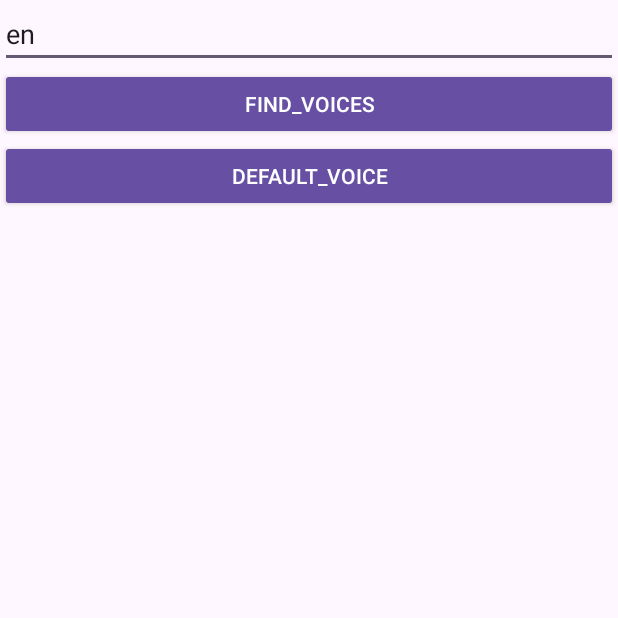
After one commit to victorSenia/dictionary-apk, an Android app: the VoiceSelectorActivity screen opened directly, with no data from a screen before it, on a phone screen of 412 x 824 dp, the top half of it. The commit adds this screen. Run offline under Robolectric (Android 15) with nearby library versions, the phone set to English and light mode, and no system bars.

Commit message:
added selection of voice

```diff
--- a/app/src/main/AndroidManifest.xml
+++ b/app/src/main/AndroidManifest.xml
@@ -13,6 +13,10 @@
             android:supportsRtl="true"
             android:theme="@style/Theme.DictionaryApk"
             tools:targetApi="31">
+        <activity
+                android:name=".activity.VoiceSelectorActivity"
+                android:exported="false"
+                android:label="@string/title_activity_voice_selector"/>
         <activity
                 android:name=".activity.ParseWordsSettingsActivity"
                 android:exported="false"
@@ -36,7 +40,6 @@
                 android:theme="@style/Theme.DictionaryApk">
             <intent-filter>
                 <action android:name="android.intent.action.MAIN"/>
-
                 <category android:name="android.intent.category.LAUNCHER"/>
             </intent-filter>
         </activity>
--- a/app/src/main/assets/parseWordsConfig.properties
+++ b/app/src/main/assets/parseWordsConfig.properties
@@ -1,7 +1,7 @@
 #Wed Feb 14 13:05:57 CET 2024
 org.leo.dictionary.config.entity.ParseWords.topicDelimiter=
-org.leo.dictionary.config.entity.ParseWords.languageFrom=de_DE
-org.leo.dictionary.config.entity.ParseWords.languageTo=en_GB
+org.leo.dictionary.config.entity.ParseWords.languageFrom=de
+org.leo.dictionary.config.entity.ParseWords.languageTo=en
 #org.leo.dictionary.config.entity.ParseWords.articles=die ;das ;der
 org.leo.dictionary.config.entity.ParseWords.articles=
 org.leo.dictionary.config.entity.ParseWords.additionalInformationDelimiter=;
--- a/app/src/main/java/org/leo/dictionary/apk/ApkModule.java
+++ b/app/src/main/java/org/leo/dictionary/apk/ApkModule.java
@@ -38,6 +38,8 @@ public class ApkModule {
     public static final String LAST_STATE_SOURCE = "org.leo.dictionary.apk.config.entity.LastState.source";
     public static final String LAST_STATE_URI = "org.leo.dictionary.apk.config.entity.LastState.uri";
     public static final String LAST_STATE_TOPIC = "org.leo.dictionary.apk.config.entity.LastState.topic";
+    public static final String LAST_STATE_VOICE = "org.leo.dictionary.apk.config.entity.LastState.voice.";
+    public static final String LAST_STATE = "_last_state";
     private final Application application;
 
     public ApkModule(Application application) {
@@ -68,7 +70,7 @@ public class ApkModule {
     @Singleton
     @Named("last_state")
     public static SharedPreferences provideLastState(Context context) {
-        return context.getSharedPreferences(context.getPackageName() + "_last_state", Context.MODE_PRIVATE);
+        return context.getSharedPreferences(context.getPackageName() + LAST_STATE, Context.MODE_PRIVATE);
     }
 
     public static WordProvider createWordProvider(Context context, SharedPreferences last_state) {
--- a/app/src/main/java/org/leo/dictionary/apk/activity/AssetsActivity.java
+++ b/app/src/main/java/org/leo/dictionary/apk/activity/AssetsActivity.java
@@ -17,12 +17,6 @@ public class AssetsActivity extends AppCompatActivity {
     protected void onCreate(Bundle savedInstanceState) {
         super.onCreate(savedInstanceState);
         setContentView(R.layout.assets_activity);
-        if (savedInstanceState == null) {
-            getSupportFragmentManager()
-                    .beginTransaction()
-                    .replace(R.id.assets, new AssetsFragment())
-                    .commit();
-        }
         ActionBar actionBar = getSupportActionBar();
         if (actionBar != null) {
             actionBar.setDisplayHomeAsUpEnabled(true);
--- a/app/src/main/java/org/leo/dictionary/apk/activity/MainActivity.java
+++ b/app/src/main/java/org/leo/dictionary/apk/activity/MainActivity.java
@@ -20,7 +20,6 @@ import java.util.Collections;
 import java.util.List;
 
 public class MainActivity extends AppCompatActivity {
-    private ActivityMainBinding binding;
     private final ActivityResultLauncher<Intent> topicsActivityResultLauncher = registerForActivityResult(
             new ActivityResultContracts.StartActivityForResult(),
             result -> {
@@ -37,6 +36,7 @@ public class MainActivity extends AppCompatActivity {
                     updateTopicAndUi(null);
                 }
             });
+    private ActivityMainBinding binding;
 
     @Override
     protected void onCreate(Bundle savedInstanceState) {
@@ -67,6 +67,10 @@ public class MainActivity extends AppCompatActivity {
         } else if (id == R.id.action_parse_words) {
             Intent i = new Intent(this, ParseWordsSettingsActivity.class);
             parseWordsActivityResultLauncher.launch(i);
+            return true;
+        } else if (id == R.id.action_select_voices) {
+            Intent i = new Intent(this, VoiceSelectorActivity.class);
+            startActivity(i);
             return true;
         }
 
--- a/app/src/main/java/org/leo/dictionary/apk/activity/ReturnSelectedStringRecyclerViewAdapter.java
+++ b/app/src/main/java/org/leo/dictionary/apk/activity/ReturnSelectedStringRecyclerViewAdapter.java
@@ -9,7 +9,7 @@ import java.util.List;
 
 public class ReturnSelectedStringRecyclerViewAdapter extends StringRecyclerViewAdapter {
 
-    public static final String DATA_STRING_EXTRA = "topic";
+    public static final String DATA_STRING_EXTRA = "selectedValue";
 
     public ReturnSelectedStringRecyclerViewAdapter(List<String> items, Fragment fragment) {
         super(items, fragment);
--- a/app/src/main/java/org/leo/dictionary/apk/activity/StringsFragment.java
+++ b/app/src/main/java/org/leo/dictionary/apk/activity/StringsFragment.java
@@ -17,6 +17,7 @@ import java.util.List;
 public class StringsFragment extends Fragment {
     // TODO: Customize parameter argument names
     private static final String ARG_COLUMN_COUNT = "column-count";
+    protected RecyclerView recyclerView;
     // TODO: Customize parameters
     private int mColumnCount = 1;
 
@@ -36,7 +37,7 @@ public class StringsFragment extends Fragment {
         // Set the adapter
         if (view instanceof RecyclerView) {
             Context context = view.getContext();
-            RecyclerView recyclerView = (RecyclerView) view;
+            recyclerView = (RecyclerView) view;
             if (mColumnCount <= 1) {
                 recyclerView.setLayoutManager(new LinearLayoutManager(context));
             } else {
--- a/app/src/main/java/org/leo/dictionary/apk/activity/TopicsActivity.java
+++ b/app/src/main/java/org/leo/dictionary/apk/activity/TopicsActivity.java
@@ -17,12 +17,6 @@ public class TopicsActivity extends AppCompatActivity {
     protected void onCreate(Bundle savedInstanceState) {
         super.onCreate(savedInstanceState);
         setContentView(R.layout.topics_activity);
-        if (savedInstanceState == null) {
-            getSupportFragmentManager()
-                    .beginTransaction()
-                    .replace(R.id.topics, new TopicsFragment())
-                    .commit();
-        }
         ActionBar actionBar = getSupportActionBar();
         if (actionBar != null) {
             actionBar.setDisplayHomeAsUpEnabled(true);
--- /dev/null
+++ b/app/src/main/java/org/leo/dictionary/apk/activity/VoiceSelectorActivity.java
@@ -0,0 +1,77 @@
+package org.leo.dictionary.apk.activity;
+
+import android.os.Bundle;
+import android.view.View;
+import android.widget.EditText;
+import android.widget.Toast;
+import androidx.appcompat.app.AppCompatActivity;
+import org.leo.dictionary.PlayService;
+import org.leo.dictionary.apk.ApkModule;
+import org.leo.dictionary.apk.ApplicationWithDI;
+import org.leo.dictionary.apk.R;
+import org.leo.dictionary.apk.databinding.ActivityVoiceSelectorBinding;
+
+import java.util.ArrayList;
+import java.util.List;
+
+public class VoiceSelectorActivity extends AppCompatActivity {
+
+    private static String getLanguage(View view) {
+        return ((EditText) view.findViewById(R.id.language)).getText().toString().trim();
+    }
+
+    @Override
+    protected void onCreate(Bundle savedInstanceState) {
+        super.onCreate(savedInstanceState);
+        ActivityVoiceSelectorBinding binding = ActivityVoiceSelectorBinding.inflate(getLayoutInflater());
+        setContentView(binding.getRoot());
+        binding.selectVoice.setOnClickListener(v -> {
+            updateUiWithWords(getLanguage(binding.getRoot()));
+        });
+        binding.defaultVoice.setOnClickListener(v -> {
+            String language = getLanguage(binding.getRoot());
+            ApkModule.provideLastState(getApplicationContext()).edit()
+                    .remove(ApkModule.LAST_STATE_VOICE + language).apply();
+            Toast.makeText(getBaseContext(), "default voice used for " + language, Toast.LENGTH_SHORT).show();
+        });
+    }
+
+    private void updateUiWithWords(String language) {
+        if (language.length() == 2) {
+            PlayService playService = ((ApplicationWithDI) getApplicationContext()).appComponent.playService();
+            playService.getVoicesNames(language);
+            updateUiWithNewData(playService.getVoicesNames(language));
+        }
+    }
+
+    private void updateUiWithNewData(List<String> voices) {
+        VoicesFragment fragment = (VoicesFragment) getSupportFragmentManager().findFragmentById(R.id.voices);
+        StringRecyclerViewAdapter adapter = (StringRecyclerViewAdapter) fragment.recyclerView.getAdapter();
+        adapter.mValues.clear();
+        adapter.mValues.addAll(voices);
+        adapter.notifyDataSetChanged();
+    }
+
+    public static class VoicesFragment extends StringsFragment {
+        @Override
+        protected List<String> getStrings() {
+            return new ArrayList<>();
+        }
+
+        @Override
+        protected StringRecyclerViewAdapter getRecyclerViewAdapter() {
+            return new StringRecyclerViewAdapter(getStrings(), this) {
+                @Override
+                protected View.OnClickListener getOnClickListener(ViewHolder viewHolder) {
+                    return v -> {
+                        String language = getLanguage(getView().getRootView());
+                        ApkModule.provideLastState(getActivity().getApplicationContext()).edit()
+                                .putString(ApkModule.LAST_STATE_VOICE + language, viewHolder.mItem).apply();
+                        Toast.makeText(getActivity().getBaseContext(), viewHolder.mItem + " used for " + language, Toast.LENGTH_SHORT).show();
+                    };
+                }
+            };
+        }
+    }
+
+}
--- /dev/null
+++ b/app/src/main/res/layout/activity_voice_selector.xml
@@ -0,0 +1,35 @@
+<?xml version="1.0" encoding="utf-8"?>
+<LinearLayout
+        xmlns:android="http://schemas.android.com/apk/res/android"
+        xmlns:tools="http://schemas.android.com/tools"
+        android:layout_width="match_parent"
+        android:layout_height="match_parent"
+        tools:context=".activity.VoiceSelectorActivity"
+        android:orientation="vertical">
+
+    <EditText
+            android:layout_width="match_parent"
+            android:layout_height="wrap_content"
+            android:inputType="text"
+            android:text="en"
+            android:ems="10"
+            android:id="@+id/language"/>
+    <Button
+            android:text="find_voices"
+            android:layout_width="match_parent"
+            android:layout_height="wrap_content"
+            android:id="@+id/select_voice"
+            style="@style/Widget.AppCompat.Button.Colored"/>
+    <Button
+            android:text="default_voice"
+            android:layout_width="match_parent"
+            android:layout_height="wrap_content"
+            android:id="@+id/default_voice"
+            style="@style/Widget.AppCompat.Button.Colored"/>
+    <androidx.fragment.app.FragmentContainerView
+            android:id="@+id/voices"
+            android:name="org.leo.dictionary.apk.activity.VoiceSelectorActivity$VoicesFragment"
+            android:layout_width="match_parent"
+            android:layout_height="match_parent"
+            tools:layout="@layout/fragment_strings"/>
+</LinearLayout>
--- a/app/src/main/res/menu/menu_main.xml
+++ b/app/src/main/res/menu/menu_main.xml
@@ -11,6 +11,11 @@
           android:layout_width="wrap_content"
           android:orderInCategory="200"
           android:layout_height="wrap_content"/>
+    <item android:id="@+id/action_select_voices"
+          android:title="@string/select_voices"
+          android:layout_width="wrap_content"
+          android:orderInCategory="200"
+          android:layout_height="wrap_content"/>
     <item android:id="@+id/action_parse_words"
           android:title="@string/parse_words"
           android:layout_width="wrap_content"
--- a/app/src/main/res/values/strings.xml
+++ b/app/src/main/res/values/strings.xml
@@ -9,6 +9,7 @@
     <string name="select_for_topic">Select for topic</string>
     <string name="title_activity_topics">Topics</string>
     <string name="title_activity_parse_words_settings">ParseWordsSettingsActivity</string>
+    <string name="title_activity_voice_selector">VoiceSelectorActivity</string>
     <string name="parse_words">Parse words from file</string>
     <string name="file">File</string>
     <string name="pitch">Pitch</string>
@@ -41,4 +42,6 @@
     <string name="asset">Asset</string>
     <string name="title_activity_assets">Assets</string>
     <string name="audio_not_possible">Audio not possible</string>
+    <string name="audio_delayed">Audio delayed</string>
+    <string name="select_voices">Select voices</string>
 </resources>
```
Also changed, not shown: app/src/main/assets/words/en_ru.txt (added, +32 -0 lines), app/src/main/assets/words/en_ua.txt (added, +32 -0 lines), app/src/main/java/org/leo/dictionary/apk/activity/PlayerFragment.java (+21 -3 lines), app/src/main/java/org/leo/dictionary/apk/audio/AndroidAudioService.java (+27 -10 lines), app/src/main/res/layout/assets_activity.xml (+7 -4 lines), app/src/main/res/layout/topics_activity.xml (+8 -5 lines).
